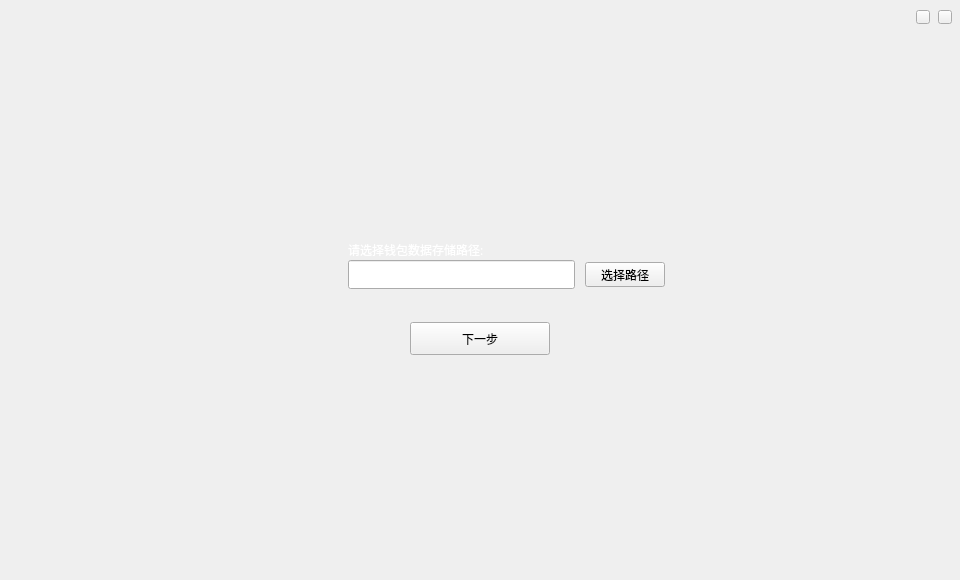
Above: selectwalletpathwidget.ui from cdcchain/cdc-wallet-qt before the change. Below: the same form after it.
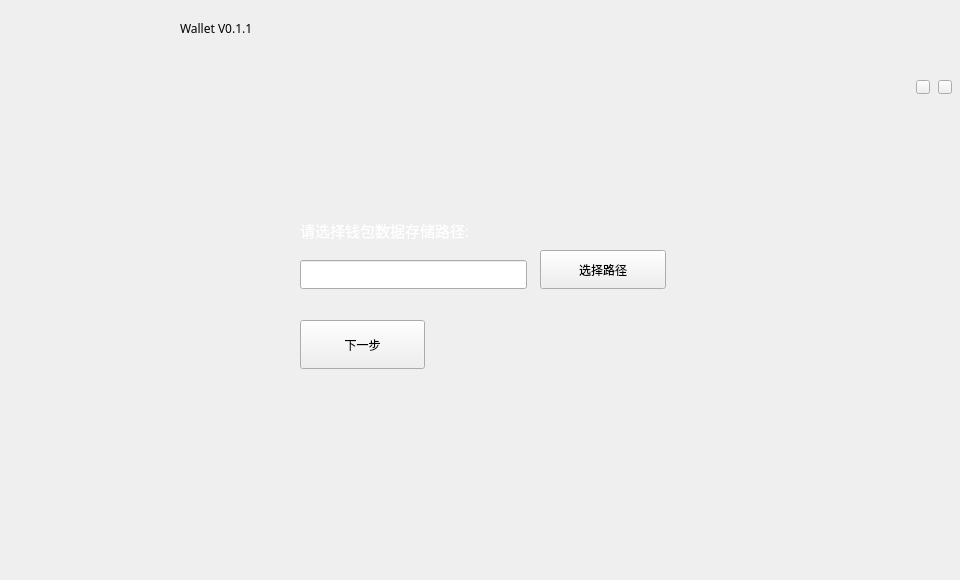
That is the form after the change.

The edit to the form file:
```diff
--- a/selectwalletpathwidget.ui
+++ b/selectwalletpathwidget.ui
@@ -21,10 +21,10 @@
   <widget class="QPushButton" name="selectPathBtn">
    <property name="geometry">
     <rect>
-     <x>585</x>
-     <y>262</y>
-     <width>80</width>
-     <height>25</height>
+     <x>540</x>
+     <y>250</y>
+     <width>126</width>
+     <height>39</height>
     </rect>
    </property>
    <property name="font">
@@ -45,7 +45,7 @@
   <widget class="QLineEdit" name="pathLineEdit">
    <property name="geometry">
     <rect>
-     <x>348</x>
+     <x>300</x>
      <y>260</y>
      <width>227</width>
      <height>29</height>
@@ -63,15 +63,16 @@
   <widget class="QLabel" name="label">
    <property name="geometry">
     <rect>
-     <x>348</x>
-     <y>240</y>
+     <x>300</x>
+     <y>220</y>
      <width>231</width>
-     <height>20</height>
+     <height>21</height>
     </rect>
    </property>
    <property name="font">
     <font>
      <family>微软雅黑</family>
+     <pointsize>11</pointsize>
     </font>
    </property>
    <property name="styleSheet">
@@ -84,10 +85,10 @@
   <widget class="QToolButton" name="okBtn">
    <property name="geometry">
     <rect>
-     <x>410</x>
-     <y>322</y>
-     <width>140</width>
-     <height>33</height>
+     <x>300</x>
+     <y>320</y>
+     <width>125</width>
+     <height>49</height>
     </rect>
    </property>
    <property name="font">
@@ -109,7 +110,7 @@
    <property name="geometry">
     <rect>
      <x>938</x>
-     <y>10</y>
+     <y>80</y>
      <width>14</width>
      <height>14</height>
     </rect>
@@ -128,7 +129,7 @@
    <property name="geometry">
     <rect>
      <x>916</x>
-     <y>10</y>
+     <y>80</y>
      <width>14</width>
      <height>14</height>
     </rect>
@@ -143,6 +144,58 @@
     <string/>
    </property>
   </widget>
+  <widget class="QLabel" name="titleBg">
+   <property name="geometry">
+    <rect>
+     <x>270</x>
+     <y>10</y>
+     <width>54</width>
+     <height>12</height>
+    </rect>
+   </property>
+   <property name="text">
+    <string/>
+   </property>
+  </widget>
+  <widget class="QLabel" name="logo">
+   <property name="geometry">
+    <rect>
+     <x>50</x>
+     <y>10</y>
+     <width>54</width>
+     <height>12</height>
+    </rect>
+   </property>
+   <property name="text">
+    <string/>
+   </property>
+  </widget>
+  <widget class="QLabel" name="version">
+   <property name="geometry">
+    <rect>
+     <x>180</x>
+     <y>20</y>
+     <width>91</width>
+     <height>16</height>
+    </rect>
+   </property>
+   <property name="text">
+    <string>Wallet V0.1.1</string>
+   </property>
+  </widget>
+  <widget class="QLabel" name="walletIcon">
+   <property name="geometry">
+    <rect>
+     <x>180</x>
+     <y>40</y>
+     <width>31</width>
+     <height>31</height>
+    </rect>
+   </property>
+   <property name="text">
+    <string/>
+   </property>
+  </widget>
  </widget>
  <resources/>
  <connections/>
```
